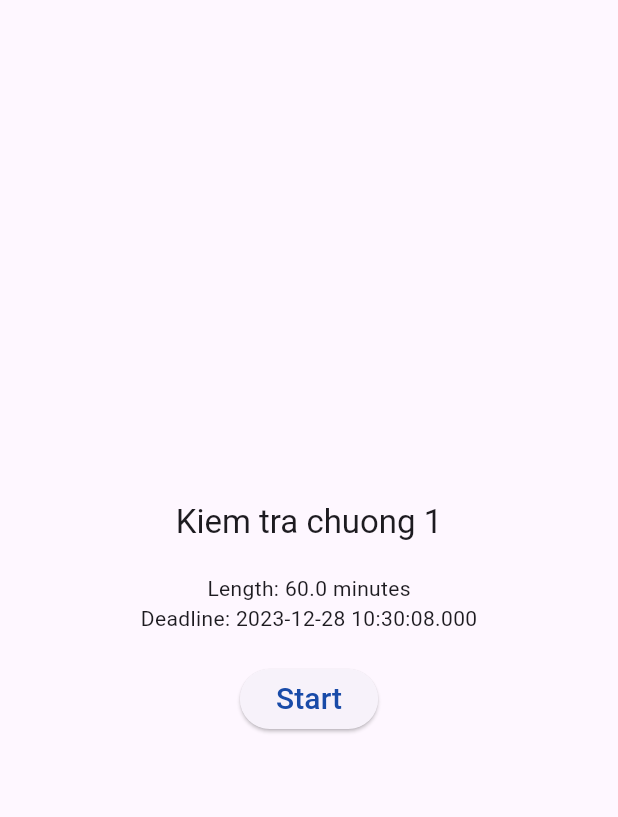
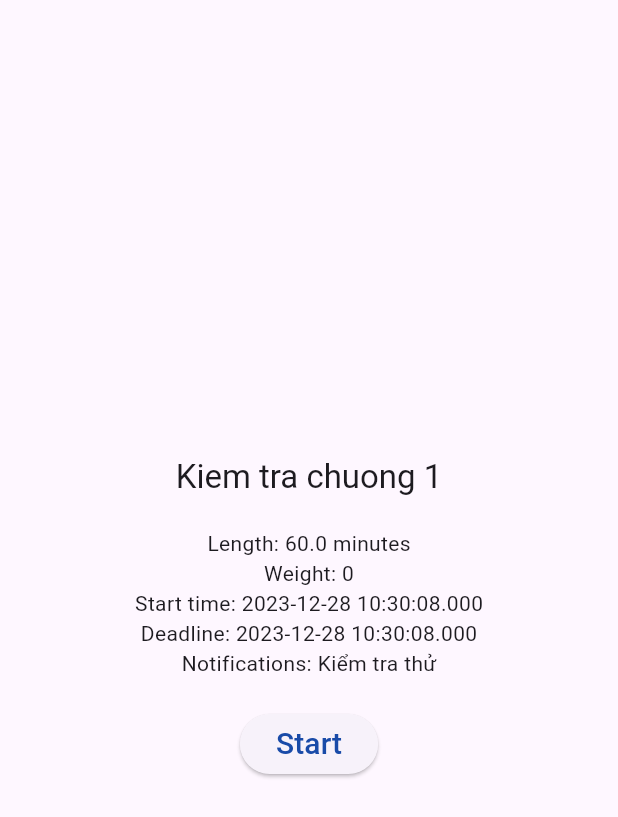
Before and after one commit to duythien2212/MiniProject_SE104, a Flutter app: the PreStartQuizScreen widget shown alone on an empty page, opened directly with sample values from the repository, on a phone screen of 412 x 824 dp. Shown: the top 817 px of the screen. Run offline on Flutter 3.47's test engine with Material 3 defaults, Android fonts, the phone set to English and light mode, and no system bars.

Commit message:
add notifications to quiz

```diff
--- a/lib/data/quizList.dart
+++ b/lib/data/quizList.dart
@@ -3,35 +3,35 @@ import 'package:new_project/models/quiz.dart';
 
 List<Quiz> quizList = [
   Quiz('Q1', 'SE104', 'Kiem tra chuong 1', DateTime.now(), DateTime.now(), 60,
-      questions, 0),
+      questions, 0, 'Kiểm tra thử'),
   Quiz('Q2', 'SE104', 'Kiem tra chuong 2', DateTime.now(), DateTime.now(), 60,
-      questions, 0),
+      questions, 0, 'Kiểm tra thử'),
   Quiz('Q3', 'SE104', 'Kiem tra chuong 3', DateTime.now(), DateTime.now(), 60,
-      questions, 0),
+      questions, 0, 'Kiểm tra thử'),
   Quiz('Q4', 'SE104', 'Kiem tra chuong 4', DateTime.now(), DateTime.now(), 60,
-      questions, 0),
+      questions, 0, 'Kiểm tra thử'),
   Quiz('Q5', 'IT001', 'Kiem tra chuong 1', DateTime.now(), DateTime.now(), 60,
-      questions, 0),
+      questions, 0, 'Kiểm tra thử'),
   Quiz('Q6', 'IT001', 'Kiem tra chuong 2', DateTime.now(), DateTime.now(), 60,
-      questions, 0),
+      questions, 0, 'Kiểm tra thử'),
   Quiz('Q7', 'IT001', 'Kiem tra chuong 3', DateTime.now(), DateTime.now(), 60,
-      questions, 0),
+      questions, 0, 'Kiểm tra thử'),
   Quiz('Q8', 'IT001', 'Kiem tra chuong 4', DateTime.now(), DateTime.now(), 60,
-      questions, 0),
+      questions, 0, 'Kiểm tra thử'),
   Quiz('Q9', 'IT003', 'Kiem tra chuong 1', DateTime.now(), DateTime.now(), 60,
-      questions, 0),
+      questions, 0, 'Kiểm tra thử'),
   Quiz('Q10', 'IT003', 'Kiem tra chuong 2', DateTime.now(), DateTime.now(), 60,
-      questions, 0),
+      questions, 0, 'Kiểm tra thử'),
   Quiz('Q11', 'IT003', 'Kiem tra chuong 3', DateTime.now(), DateTime.now(), 60,
-      questions, 0),
+      questions, 0, 'Kiểm tra thử'),
   Quiz('Q12', 'IT003', 'Kiem tra chuong 4', DateTime.now(), DateTime.now(), 60,
-      questions, 0),
+      questions, 0, 'Kiểm tra thử'),
   Quiz('Q13', 'MA001', 'Kiem tra chuong 1', DateTime.now(), DateTime.now(), 60,
-      questions, 0),
+      questions, 0, 'Kiểm tra thử'),
   Quiz('Q14', 'MA001', 'Kiem tra chuong 2', DateTime.now(), DateTime.now(), 60,
-      questions, 0),
+      questions, 0, 'Kiểm tra thử'),
   Quiz('Q15', 'MA001', 'Kiem tra chuong 3', DateTime.now(), DateTime.now(), 60,
-      questions, 0),
+      questions, 0, 'Kiểm tra thử'),
   Quiz('Q16', 'MA001', 'Kiem tra chuong 4', DateTime.now(), DateTime.now(), 60,
-      questions, 0),
+      questions, 0, 'Kiểm tra thử'),
 ];
--- a/lib/models/quiz.dart
+++ b/lib/models/quiz.dart
@@ -2,8 +2,8 @@ import 'package:new_project/models/question.dart';
 
 class Quiz {
   Quiz(this.quizID, this.classID, this.quizName, this.startTime, this.endTime,
-      this.length, this.questions, this.weight);
-  String quizID, classID, quizName;
+      this.length, this.questions, this.weight, this.notification);
+  String quizID, classID, quizName, notification;
   DateTime startTime, endTime;
   double length;
   var weight = 0;
--- a/lib/preStartQuizScreen.dart
+++ b/lib/preStartQuizScreen.dart
@@ -24,7 +24,11 @@ class PreStartQuizScreen extends StatelessWidget {
             ),
             const SizedBox(height: 20),
             Text('Length: ${selectedQuiz.length} minutes', style: bodyTheme),
+            Text('Weight: ${selectedQuiz.weight}', style: bodyTheme),
+            Text('Start time: ${selectedQuiz.startTime}', style: bodyTheme),
             Text('Deadline: ${selectedQuiz.endTime}', style: bodyTheme),
+            Text('Notifications: ${selectedQuiz.notification}',
+                style: bodyTheme),
             const SizedBox(height: 20),
             ElevatedButton(
               onPressed: () {
--- a/lib/quizListScreen.dart
+++ b/lib/quizListScreen.dart
@@ -46,7 +46,7 @@ class QuizListScreen extends StatelessWidget {
                         Text('Length: ${quiz.length} minute'),
                         Text('Deadline: ${quiz.endTime}'),
                         Text('Weight: ${quiz.weight}'),
-                        Text('Notifications: '),
+                        Text('Notifications: ${quiz.notification}'),
                       ],
                     ),
                   ),
```
Also changed, not shown: lib/resultScreen.dart (added, +68 -0 lines), lib/startQuizScreen.dart (+27 -3 lines).
